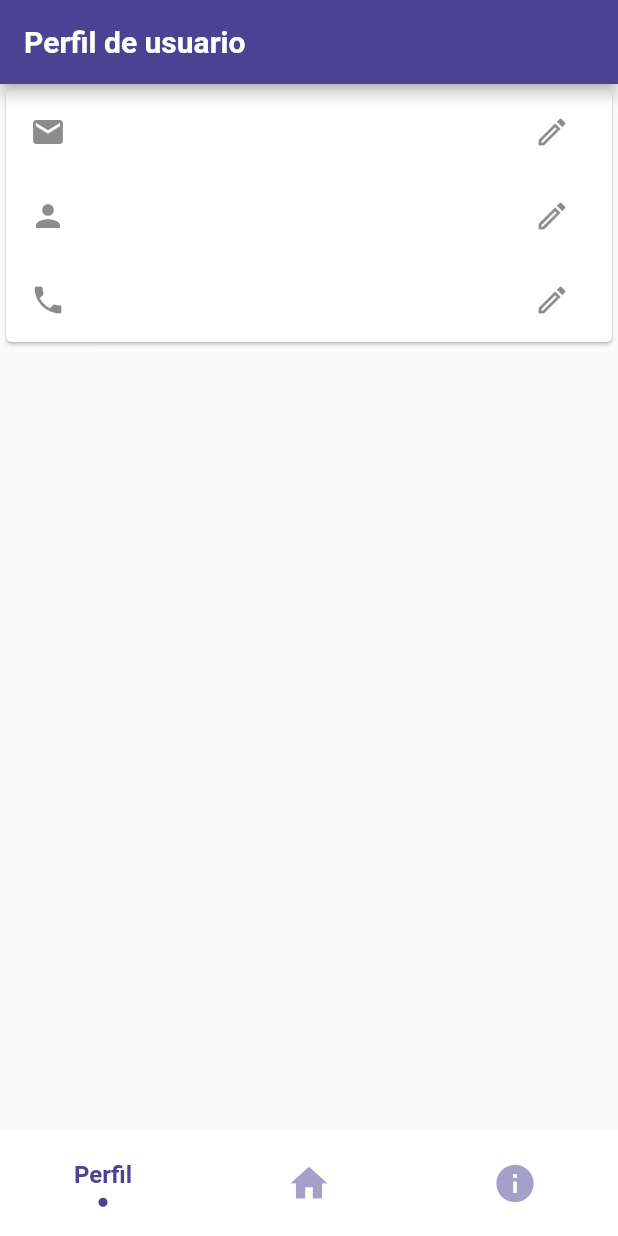
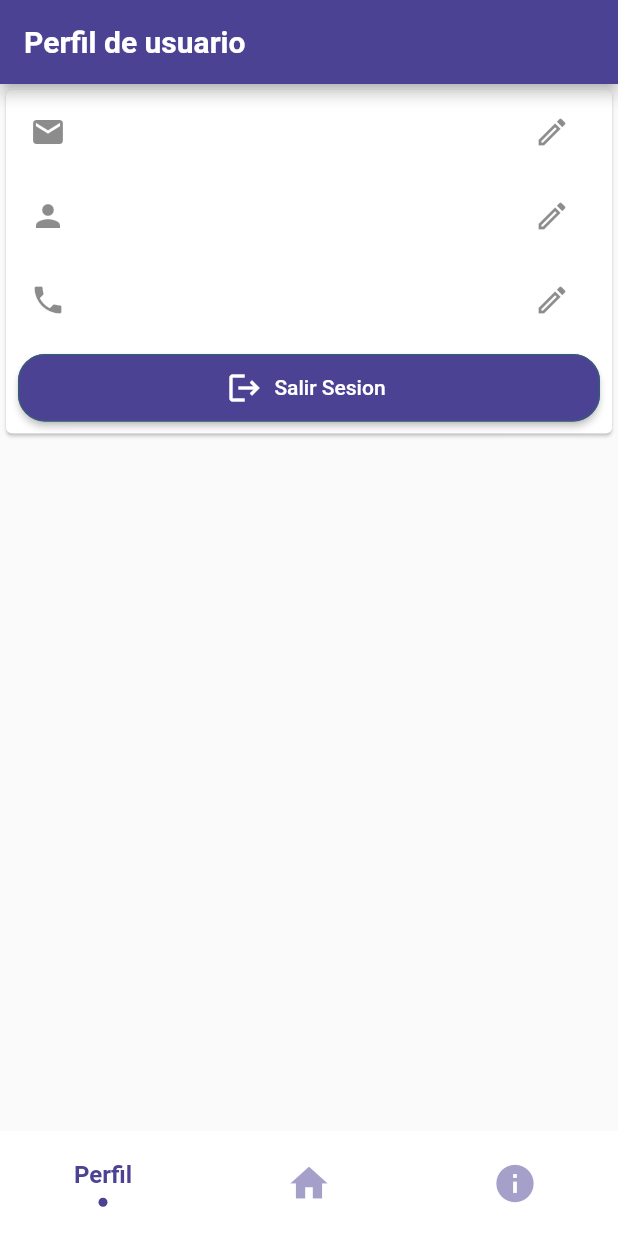
Before and after one commit to usaginotsuki/gastos_foraneo, a Flutter app: the SettingPage screen opened directly, on a phone screen of 412 x 824 dp. Run offline on Flutter 3.47's test engine with Material 2 defaults, Android fonts, the phone set to English and light mode, and no system bars; drawn by our look-alikes of sliding_clipped_nav_bar; our stand-ins replace cloud_firestore, firebase_auth, firebase_core, flutter_signin_button, google_sign_in, shared_preferences; accounts and stored records are empty; network calls fail; Roboto replaces fonts that are missing (Akrobat).

```diff
--- a/lib/src/pages/setting_page.dart
+++ b/lib/src/pages/setting_page.dart
@@ -1,10 +1,13 @@
 import 'package:cloud_firestore/cloud_firestore.dart';
 import 'package:flutter/material.dart';
+import 'package:flutter_signin_button/button_list.dart';
+import 'package:flutter_signin_button/button_view.dart';
 import 'package:gastos_foraneo/src/Providers/main_provider.dart';
 import 'package:gastos_foraneo/src/models/user_model.dart';
 import 'package:provider/provider.dart';
 import '../Widgets/utils/dialog_ulit.dart';
 import '../Widgets/BottomMenu/bottom_menu_widget.dart';
+import '../services/auth.services.dart';
 
 class SettingPage extends StatefulWidget {
   const SettingPage({super.key});
@@ -14,6 +17,7 @@ class SettingPage extends StatefulWidget {
 }
 
 class _SettingPageState extends State<SettingPage> {
+  AuthServices auth = AuthServices();
   CollectionReference cliente =
       FirebaseFirestore.instance.collection('usuarios');
   String type = "";
@@ -84,6 +88,46 @@ class _SettingPageState extends State<SettingPage> {
                             },
                             icon: Icon(Icons.edit_outlined)),
                       ),
+                      Padding(
+                        padding: const EdgeInsets.all(8.0),
+                        child: Align(
+                          alignment: Alignment.bottomCenter,
+                          child: SizedBox(
+                            height: 45,
+                            width: double.infinity,
+                            child: ElevatedButton.icon(
+                                style: ButtonStyle(
+                                    backgroundColor: MaterialStateProperty
+                                        .resolveWith<Color?>(
+                                      (Set<MaterialState> states) {
+                                        if (states
+                                            .contains(MaterialState.pressed)) {
+                                          return Theme.of(context)
+                                              .colorScheme
+                                              .primary
+                                              .withOpacity(0.5);
+                                        }
+                                        return null; // Use the component's default.
+                                      },
+                                    ),
+                                    shape: MaterialStateProperty.all<
+                                            RoundedRectangleBorder>(
+                                        RoundedRectangleBorder(
+                                            borderRadius:
+                                                BorderRadius.circular(18.0),
+                                            side: BorderSide(
+                                              color: const Color.fromARGB(
+                                                  255, 56, 89, 122),
+                                            )))),
+                                //Agregas la funcion
+                                onPressed: () {
+                                  auth.logoutGoogle(context);
+                                },
+                                icon: const Icon(Icons.logout),
+                                label: const Text("Salir Sesion")),
+                          ),
+                        ),
+                      ),
                     ],
                   )),
                 );
--- a/lib/src/services/auth.services.dart
+++ b/lib/src/services/auth.services.dart
@@ -52,7 +52,12 @@ class AuthServices {
       dev.log(e.toString());
     }
   }
-
+  logoutGoogle(BuildContext context) async {
+    await _googleSignIn.signOut().then((value) =>
+     DialogUtils.showAlertAndSendLoginScreen(
+          context, "Ha salido exitosamente")
+    );
+  }
   loginWithGoogle() async {
     final GoogleSignIn googleSignIn = GoogleSignIn();
     final GoogleSignInAccount? googleSignInAccount =
@@ -80,12 +85,12 @@ class AuthServices {
       } catch (e) {
         // handle the error here
       }
+
     }
+
   }
 
-  logoutGoogle() async {
-    await _googleSignIn.signOut();
-  }
+
 //Crud para la creacion de usuario
   Future<void> userSetup(String email, String uid) async {
     Usuario usr = Usuario(correo: email, id: "", name: "", phone: "");
@@ -107,7 +112,7 @@ class AuthServices {
         .collection("usuarios")
         .doc(uid)
         .collection("expenses")
-        .doc("exp$uid")
+        .doc("exp$uid"+"0")
         .set({
       "user_cleaningAmount": usrgst.cleaningAmount,
       "user_foodAmount": usrgst.foodAmount,
```
